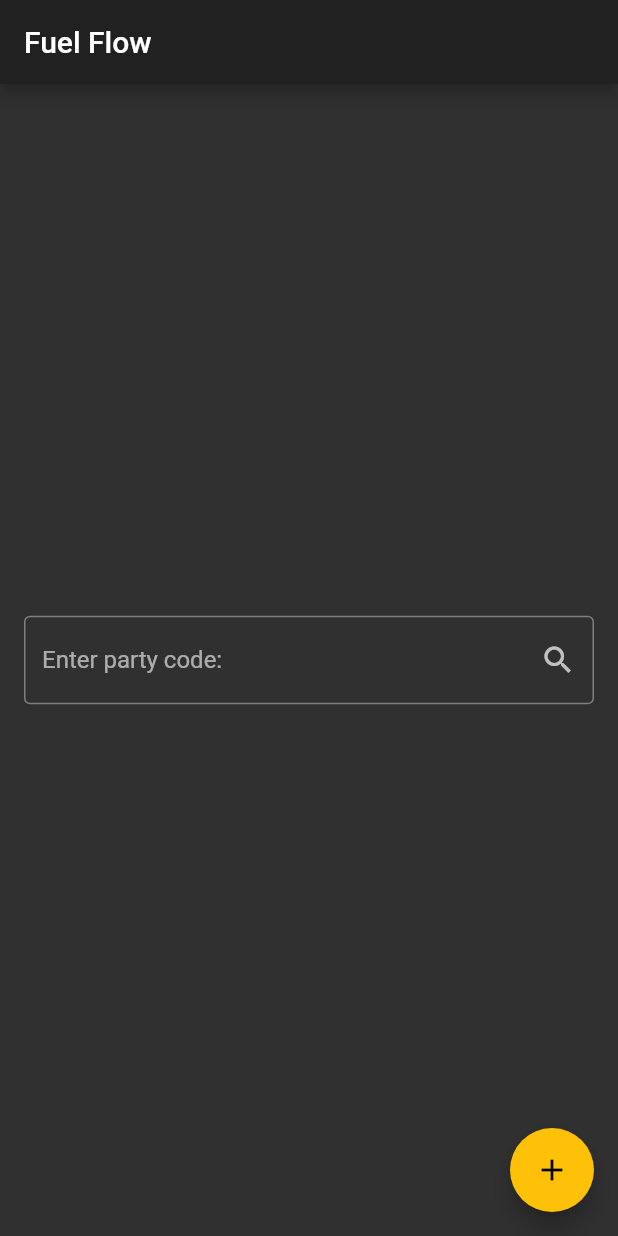
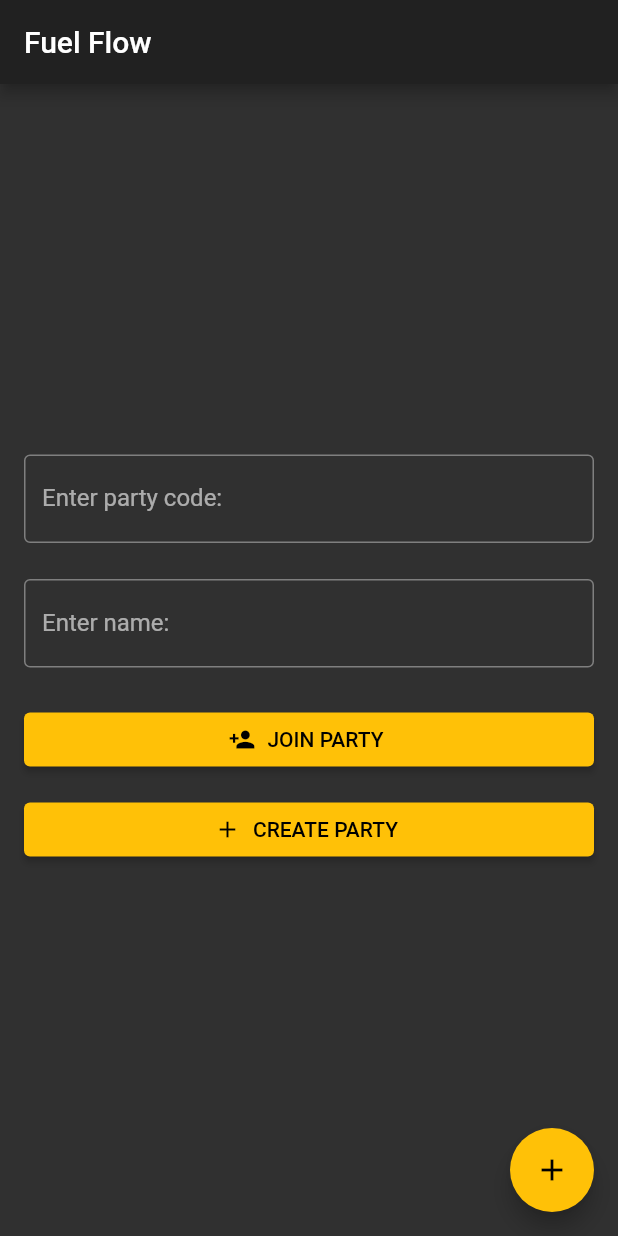
Before and after one commit to Aabell8/fuel-flow-frontend, a Flutter app: the screen it shows after launch, on a phone screen of 412 x 824 dp. Run offline on Flutter 3.47's test engine with Material 2 defaults, Android fonts, the phone set to English and light mode, and no system bars.

Commit message:
Handles creating and joining rooms with a name

```diff
--- a/lib/dashboard.dart
+++ b/lib/dashboard.dart
@@ -1,4 +1,5 @@
 import 'dart:convert';
+import 'dart:io';
 
 import 'package:flutter/material.dart';
 import 'package:fuelflow/components/TaskListItem.dart';
@@ -9,9 +10,10 @@ import 'package:http/http.dart' as http;
 import 'dart:async';
 
 class DashboardPage extends StatefulWidget {
-  const DashboardPage({this.party});
+  const DashboardPage({this.party, this.name});
 
   final Party party;
+  final String name;
 
   @override
   DashboardPageState createState() => new DashboardPageState();
@@ -19,17 +21,50 @@ class DashboardPage extends StatefulWidget {
 
 class DashboardPageState extends State<DashboardPage> {
   Party party;
+  String name;
 
   @override
   initState() {
     super.initState();
     if (widget.party != null) {
-      party = widget.party;
+      // party = widget.party;
+      List<Person> people = widget.party.people;
+      String pName = widget.name;
+      bool found = false;
+      for (var i = 0; i < people.length; i++) {
+        if (people[i].name.toLowerCase() == pName.toLowerCase()) {
+          setState(() {
+            party = widget.party;
+            name = pName;
+          });
+          found = true;
+        }
+      }
+      if (!found) {
+        postPerson(widget.party.id, pName).then((response) {
+          if (response.statusCode == 200) {
+            setState(() {
+              party = Party.fromJson(json.decode(response.body));
+              name = pName;
+            });
+          } else {
+            print("Invalid post to party");
+          }
+        });
+      }
     } else {
       postParty().then((result) {
         if (result.statusCode == 200) {
-          setState(() {
-            party = Party.fromJson(json.decode(result.body));
+          Party created = Party.fromJson(json.decode(result.body));
+          postPerson(created.id, widget.name).then((response) {
+            if (response.statusCode == 200) {
+              setState(() {
+                party = Party.fromJson(json.decode(response.body));
+                name = widget.name;
+              });
+            } else {
+              print("Invalid post to party");
+            }
           });
         }
       });
@@ -66,5 +101,16 @@ class DashboardPageState extends State<DashboardPage> {
 }
 
 Future<http.Response> postParty() {
-  return http.post('http://localhost:5000/parties/');
+  return http.post(
+      'http://192.168.1.83:5000/parties/');
 }
+
+Future<http.Response> postPerson(String partyId, String person) {
+  Map data = {
+    "id": person,
+    "name": person,
+  };
+  return http.put(
+      'http://192.168.1.83:5000/parties/$partyId/people',
+      body: data);
+}
--- a/lib/main.dart
+++ b/lib/main.dart
@@ -26,9 +26,7 @@ class MyApp extends StatelessWidget {
         primaryColorBrightness: Brightness.dark,
         secondaryHeaderColor: Colors.amber,
       ),
-      home: Scaffold(
-        body: new MyHomePage(),
-      ),
+      home: new MyHomePage(),
     );
   }
 }
@@ -39,17 +37,50 @@ class MyHomePage extends StatefulWidget {
 }
 
 class _MyHomePageState extends State<MyHomePage> {
+  final GlobalKey<ScaffoldState> _scaffoldKey = new GlobalKey<ScaffoldState>();
   final inputController = TextEditingController();
+  final nameController = TextEditingController();
+
+  void _handleJoin(String party, String name) async {
+    final response = await fetchParty(party.toUpperCase());
+    if (response.statusCode == 200) {
+      Party result = Party.fromJson(json.decode(response.body));
+      Navigator.push(
+          context,
+          new MaterialPageRoute(
+              builder: (BuildContext context) => new DashboardPage(
+                    party: result,
+                    name: name,
+                  )));
+    } else {
+      showInSnackBar("Could not find party with that id");
+    }
+  }
+
+  void _handleCreate(String name) {
+    Navigator.push(
+        context,
+        new MaterialPageRoute(
+            builder: (BuildContext context) => new DashboardPage(name: name)));
+  }
+
   @override
   Widget build(BuildContext context) {
     return Scaffold(
+      key: _scaffoldKey,
       appBar: AppBar(
         title: Text("Fuel Flow"),
       ),
       body: new Center(
         child: Container(
           margin: EdgeInsets.all(16.0),
-          child: new TextField(
+          child: Column(
+            crossAxisAlignment: CrossAxisAlignment.center,
+            mainAxisSize: MainAxisSize.max,
+            mainAxisAlignment: MainAxisAlignment.center,
+            children: <Widget>[
+              // const SizedBox(height: 64.0),
+              new TextField(
                 keyboardType: TextInputType.text,
                 controller: inputController,
                 decoration: new InputDecoration(
@@ -57,25 +88,57 @@ class _MyHomePageState extends State<MyHomePage> {
                   labelText: 'Enter party code:',
                   prefixText: '\# ',
                   prefixStyle: TextStyle(color: Colors.amber),
-              suffixIcon: IconButton(
-                icon: Icon(Icons.search),
-                onPressed: () async {
-                  final response =
-                      await fetchParty(inputController.text.toUpperCase());
-                  if (response.statusCode == 200) {
-                    Party result = Party.fromJson(json.decode(response.body));
-                    Navigator.push(
-                        context,
-                        new MaterialPageRoute(
-                            builder: (BuildContext context) =>
-                                new DashboardPage(party: result)));
+                ),
+                maxLines: 1,
+              ),
+              const SizedBox(height: 24.0),
+              new TextField(
+                keyboardType: TextInputType.text,
+                controller: nameController,
+                decoration: new InputDecoration(
+                  border: OutlineInputBorder(),
+                  labelText: 'Enter name:',
+                ),
+                maxLines: 1,
+              ),
+              const SizedBox(height: 24.0),
+              new Row(
+                children: <Widget>[
+                  new Expanded(
+                    child: new RaisedButton.icon(
+                        icon: const Icon(Icons.person_add, size: 18.0),
+                        label: const Text('JOIN PARTY'),
+                        onPressed: () {
+                          if (nameController.text != "") {
+                            _handleJoin(
+                                inputController.text, nameController.text);
                           } else {
-                    showInSnackBar("Could not find party with that id");
+                            showInSnackBar("Please enter a name");
+                          }
+                        },
+                        color: Colors.amber),
+                  ),
+                ],
+              ),
+              const SizedBox(height: 12.0),
+              new Row(
+                children: <Widget>[
+                  new Expanded(
+                    child: new RaisedButton.icon(
+                      icon: const Icon(Icons.add, size: 18.0),
+                      label: const Text('CREATE PARTY'),
+                      onPressed: () {
+                        if (nameController.text != "") {
+                          _handleCreate(nameController.text);
+                        } else {
+                          showInSnackBar("Please enter a name");
                         }
                       },
                     ),
                   ),
-            maxLines: 1,
+                ],
+              ),
+            ],
           ),
         ),
       ),
@@ -93,7 +156,10 @@ class _MyHomePageState extends State<MyHomePage> {
   }
 
   void showInSnackBar(String value) {
-    Scaffold.of(context).showSnackBar(new SnackBar(content: new Text(value)));
+    if (_scaffoldKey.currentState != null) {
+      _scaffoldKey.currentState
+          .showSnackBar(new SnackBar(content: new Text(value)));
+    }
   }
 
   @override
@@ -105,5 +171,6 @@ class _MyHomePageState extends State<MyHomePage> {
 }
 
 Future<http.Response> fetchParty(String input) {
-  return http.get('http://localhost:5000/parties/$input');
+  return http.get(
+      'http://192.168.1.83:5000/parties/$input');
 }
```
Also changed, not shown: pubspec.lock. Lines whose indentation alone changed are shown as unchanged.
